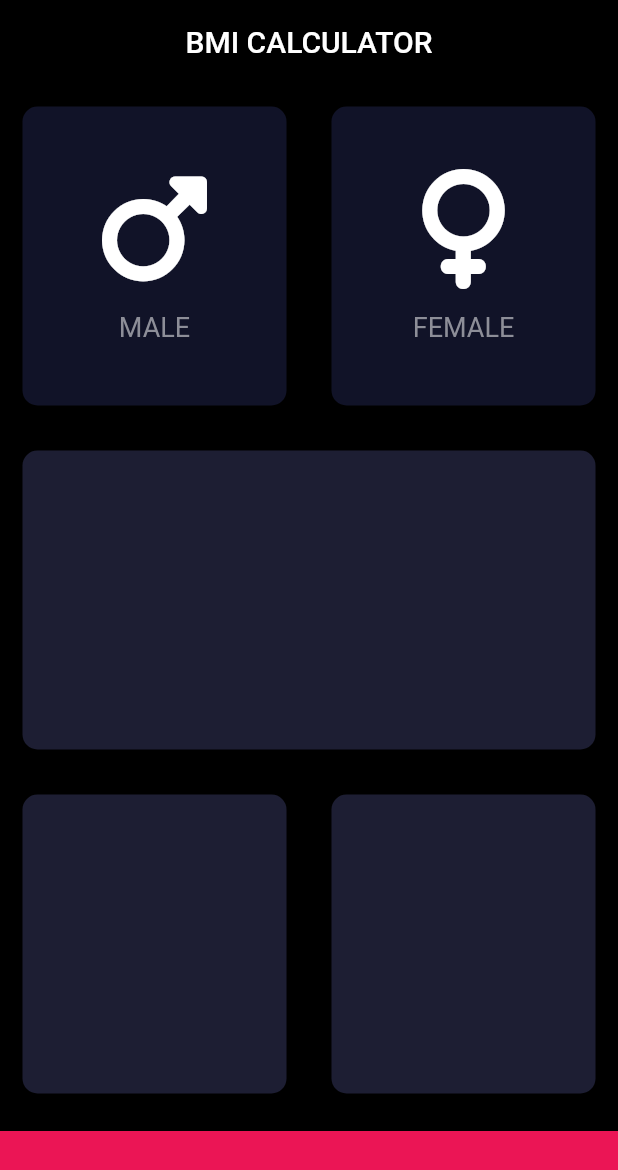
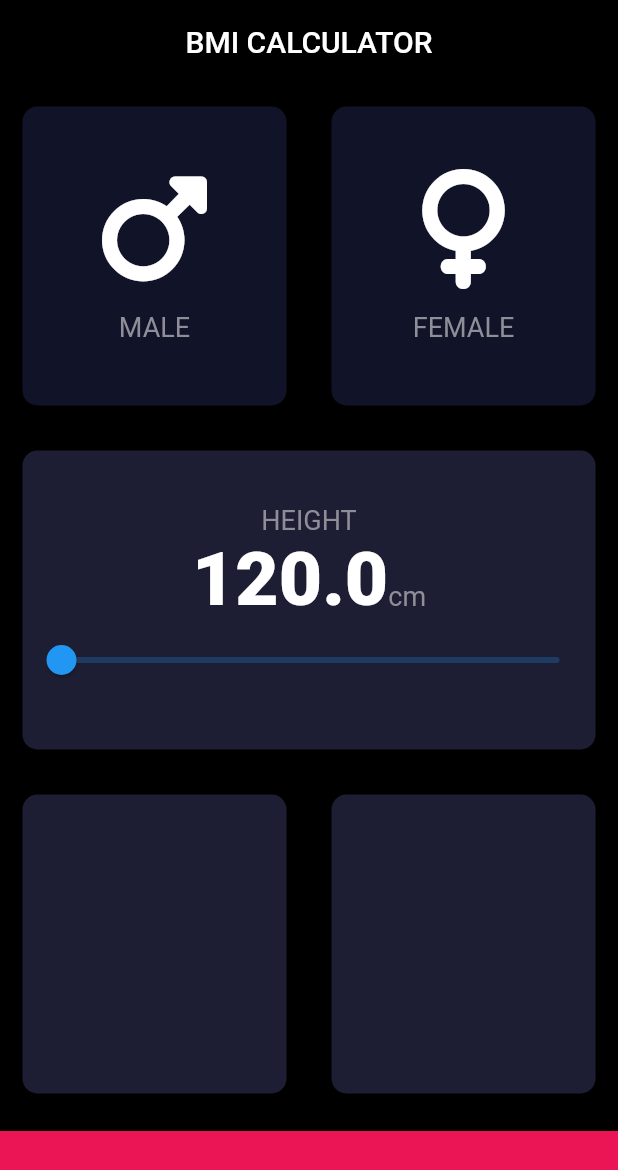
Before and after one commit to agata-miko/bmi_calc, a Flutter app: the screen it shows after launch, on a phone screen of 412 x 824 dp. Shown: the top 1170 px of the screen. Run offline on Flutter 3.47's test engine with Material 2 defaults, Android fonts, the phone set to English and light mode, and no system bars; our stand-ins replace font_awesome_flutter.

Commit message:
unit 130 - slider widget added

```diff
--- /dev/null
+++ b/lib/constants.dart
@@ -0,0 +1,15 @@
+import 'package:flutter/material.dart';
+
+const kLabelTextStyle = TextStyle(
+  fontSize: 18,
+  color: Color(0xFF8D8E98),
+);
+const kNumberStyle = TextStyle(
+  fontSize: 50,
+  fontWeight: FontWeight.w900,
+);
+
+const double kBottomContainerHeight = 70.0;
+const Color kBottomContainerColor = Color(0xFFEB1555);
+const Color kInactiveCardColor = Color(0xFF111328);
+const Color kActiveCardColor = Color(0xFF1D1E33);
--- a/lib/screens/input_page.dart
+++ b/lib/screens/input_page.dart
@@ -2,18 +2,15 @@ import 'package:flutter/material.dart';
 import 'package:font_awesome_flutter/font_awesome_flutter.dart';
 
 import '../widgets/reusable_card.dart';
-import '../widgets/sex_card.dart';
-
-const double bottomContainerHeight = 70.0;
-const bottomContainerColor = Color(0xFFEB1555);
-
-const Color inactiveCardColor = Color(0xFF111328);
-const Color activeCardColor = Color(0xFF1D1E33);
+import '../widgets/gender_card.dart';
+import '../constants.dart';
 
 enum Gender {
   male,
   female,
 }
+
+double height = 120;
 
 class InputPage extends StatefulWidget {
   @override
@@ -30,6 +27,7 @@ class _InputPageState extends State<InputPage> {
         title: const Center(child: Text('BMI CALCULATOR')),
       ),
       body: Column(
+        crossAxisAlignment: CrossAxisAlignment.stretch,
         children: <Widget>[
           Expanded(
             child: Row(
@@ -40,9 +38,9 @@ class _InputPageState extends State<InputPage> {
                       selectedGender = Gender.male;
                     }),
                     color: selectedGender == Gender.male
-                        ? activeCardColor
-                        : inactiveCardColor,
-                    cardChild: const sexCard(
+                        ? kActiveCardColor
+                        : kInactiveCardColor,
+                    cardChild: const genderCard(
                       icon: FontAwesomeIcons.mars,
                       text: 'MALE',
                     ),
@@ -54,9 +52,9 @@ class _InputPageState extends State<InputPage> {
                       selectedGender = Gender.female;
                     }),
                     color: selectedGender == Gender.female
-                        ? activeCardColor
-                        : inactiveCardColor,
-                    cardChild: const sexCard(
+                        ? kActiveCardColor
+                        : kInactiveCardColor,
+                    cardChild: const genderCard(
                       icon: FontAwesomeIcons.venus,
                       text: 'FEMALE',
                     ),
@@ -66,7 +64,44 @@ class _InputPageState extends State<InputPage> {
             ),
           ),
           Expanded(
-            child: ReusableCard(),
+            child: ReusableCard(
+              color: kActiveCardColor,
+              cardChild: Column(
+                mainAxisAlignment: MainAxisAlignment.center,
+                children: <Widget>[
+                  Text(
+                    'HEIGHT',
+                    style: kLabelTextStyle,
+                  ),
+                  Row(
+                    mainAxisAlignment: MainAxisAlignment.center,
+                    crossAxisAlignment: CrossAxisAlignment.baseline,
+                    textBaseline: TextBaseline.alphabetic,
+                    children: <Widget>[
+                      Text(
+                        height.toString(),
+                        style: kNumberStyle,
+                      ),
+                      Text(
+                        'cm',
+                        style: kLabelTextStyle,
+                      ),
+                    ],
+                  ),
+                  Slider(
+                    value: height,
+                    min: 120,
+                    max: 220,
+                    divisions: 100,
+                    onChanged: (double value) {
+                      setState(() {
+                        height = value;
+                      });
+                    },
+                  )
+                ],
+              ),
+            ),
           ),
           Expanded(
             child: Row(
@@ -81,9 +116,9 @@ class _InputPageState extends State<InputPage> {
             ),
           ),
           Container(
-            color: bottomContainerColor,
+            color: kBottomContainerColor,
             margin: const EdgeInsets.only(top: 10),
-            height: bottomContainerHeight,
+            height: kBottomContainerHeight,
             width: double.infinity,
           ),
         ],
--- a/lib/widgets/sex_card.dart
+++ b/lib/widgets/gender_card.dart
@@ -1,9 +1,10 @@
 import 'package:flutter/material.dart';
+import '../constants.dart';
 
-class sexCard extends StatelessWidget {
+class genderCard extends StatelessWidget {
   final IconData icon;
   final String text;
-  const sexCard({required this.icon, required this.text});
+  const genderCard({required this.icon, required this.text});
 
   @override
   Widget build(BuildContext context) {
@@ -19,10 +20,7 @@ class sexCard extends StatelessWidget {
         ),
         Text(
           text,
-          style: const TextStyle(
-            fontSize: 18,
-            color: Color(0xFF8D8E98),
-          ),
+          style: kLabelTextStyle,
         ),
       ],
     );
--- /dev/null
+++ b/lib/widgets/slider.dart
@@ -0,0 +1 @@
+import 'package:flutter/material.dart';
```
